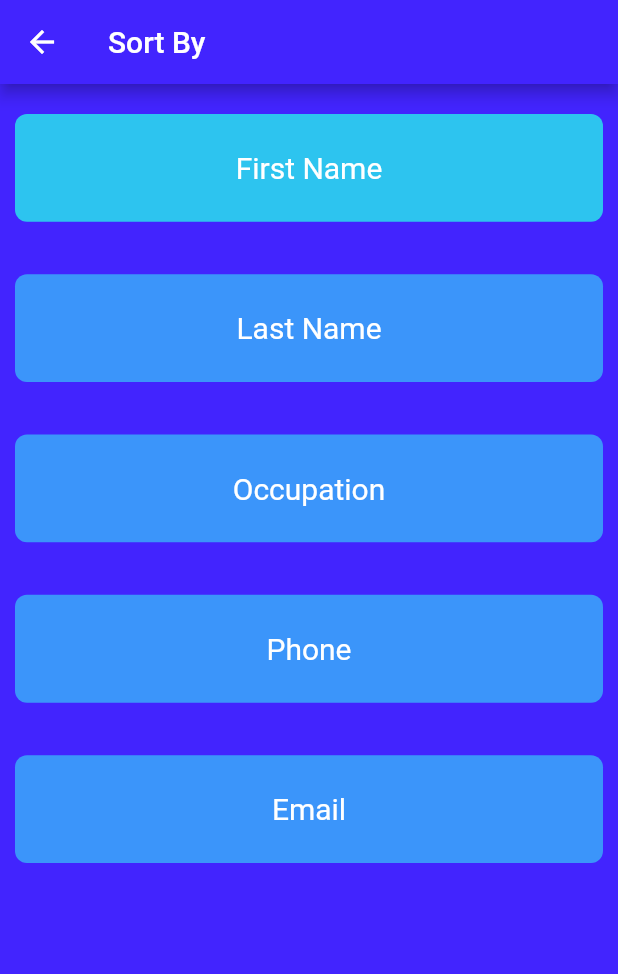
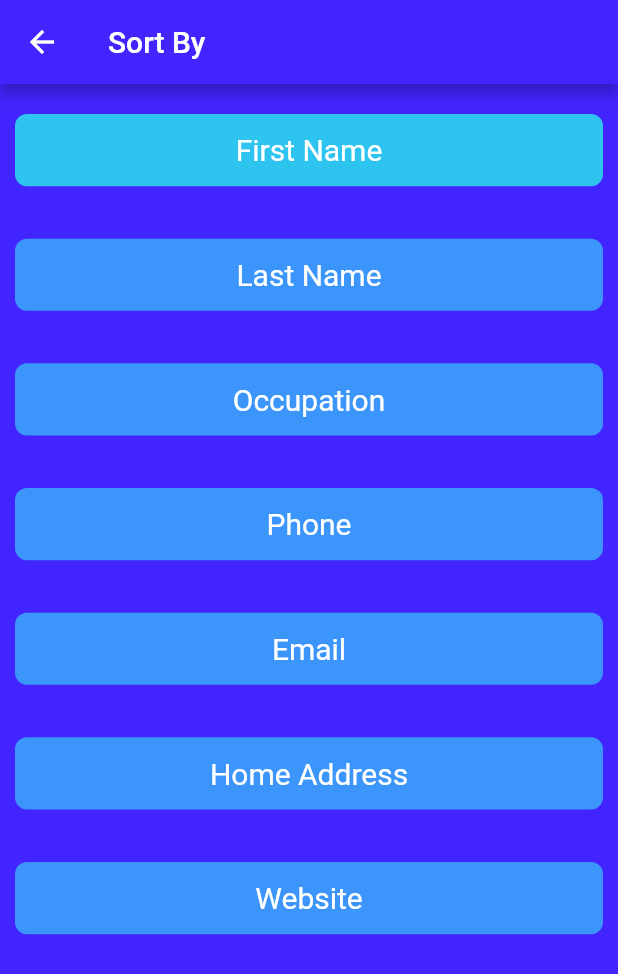
Before and after one commit to PercyChang18/spartan_contact, a Flutter app: the OrganizationSetting screen opened by its route, after a tap on "First Name", on a phone screen of 412 x 824 dp. Shown: the top 974 px of the screen. Run offline on Flutter 3.47's test engine with Material 2 defaults, Android fonts, the phone set to English and light mode, and no system bars; our stand-ins replace shared_preferences, sqflite; missing offline and left inert: shared_preferences_web, switcher_button; accounts and stored records are empty.

Commit message:
Buttons for all contact info field

```diff
--- a/lib/organization_setting.dart
+++ b/lib/organization_setting.dart
@@ -35,6 +35,8 @@ class _OrganizationSettingState extends State<OrganizationSetting>
   late bool occupationIsSelected;
   late bool phoneIsSelected;
   late bool emailIsSelected;
+  late bool homeAddressIsSelected;
+  late bool websiteIsSelected;
 
   late List<Contact> contactsList;
 
@@ -45,6 +47,8 @@ class _OrganizationSettingState extends State<OrganizationSetting>
     occupationIsSelected = model.getOrganizationStyle() == "occupation";
     phoneIsSelected = model.getOrganizationStyle() == "phone";
     emailIsSelected = model.getOrganizationStyle() == "email";
+    homeAddressIsSelected = model.getOrganizationStyle() == "home address";
+    websiteIsSelected = model.getOrganizationStyle() == "website";
   }
 
   ///
@@ -69,6 +73,8 @@ class _OrganizationSettingState extends State<OrganizationSetting>
                     occupationIsSelected = false;
                     phoneIsSelected = false;
                     emailIsSelected = false;
+                    homeAddressIsSelected = false;
+                    websiteIsSelected = false;
                   });
                   model.setOrganizationStyle("first name");
                 },
@@ -89,6 +95,8 @@ class _OrganizationSettingState extends State<OrganizationSetting>
                     occupationIsSelected = false;
                     phoneIsSelected = false;
                     emailIsSelected = false;
+                    homeAddressIsSelected = false;
+                    websiteIsSelected = false;
                   });
                   model.setOrganizationStyle("last name");
                 },
@@ -109,6 +117,8 @@ class _OrganizationSettingState extends State<OrganizationSetting>
                     occupationIsSelected = true;
                     phoneIsSelected = false;
                     emailIsSelected = false;
+                    homeAddressIsSelected = false;
+                    websiteIsSelected = false;
                   });
                   model.setOrganizationStyle("occupation");
                 },
@@ -129,6 +139,8 @@ class _OrganizationSettingState extends State<OrganizationSetting>
                     occupationIsSelected = false;
                     phoneIsSelected = true;
                     emailIsSelected = false;
+                    homeAddressIsSelected = false;
+                    websiteIsSelected = false;
                   });
                   model.setOrganizationStyle("phone");
                 },
@@ -149,12 +161,58 @@ class _OrganizationSettingState extends State<OrganizationSetting>
                     occupationIsSelected = false;
                     phoneIsSelected = false;
                     emailIsSelected = true;
+                    homeAddressIsSelected = false;
+                    websiteIsSelected = false;
                   });
                   model.setOrganizationStyle("email");
                 },
                 child: OrganizationButton(
                   'Email',
                   emailIsSelected
+                      ? kButtonSelectedColor
+                      : kButtonNotSelectedColor,
+                ),
+              ),
+            ),
+            Expanded(
+              child: GestureDetector(
+                onTap: () {
+                  setState(() {
+                    firstNameIsSelected = false;
+                    lastNameIsSelected = false;
+                    occupationIsSelected = false;
+                    phoneIsSelected = false;
+                    emailIsSelected = false;
+                    homeAddressIsSelected = true;
+                    websiteIsSelected = false;
+                  });
+                  model.setOrganizationStyle("home address");
+                },
+                child: OrganizationButton(
+                  'Home Address',
+                  homeAddressIsSelected
+                      ? kButtonSelectedColor
+                      : kButtonNotSelectedColor,
+                ),
+              ),
+            ),
+            Expanded(
+              child: GestureDetector(
+                onTap: () {
+                  setState(() {
+                    firstNameIsSelected = false;
+                    lastNameIsSelected = false;
+                    occupationIsSelected = false;
+                    phoneIsSelected = false;
+                    emailIsSelected = false;
+                    homeAddressIsSelected = false;
+                    websiteIsSelected = true;
+                  });
+                  model.setOrganizationStyle("website");
+                },
+                child: OrganizationButton(
+                  'Website',
+                  websiteIsSelected
                       ? kButtonSelectedColor
                       : kButtonNotSelectedColor,
                 ),
```
